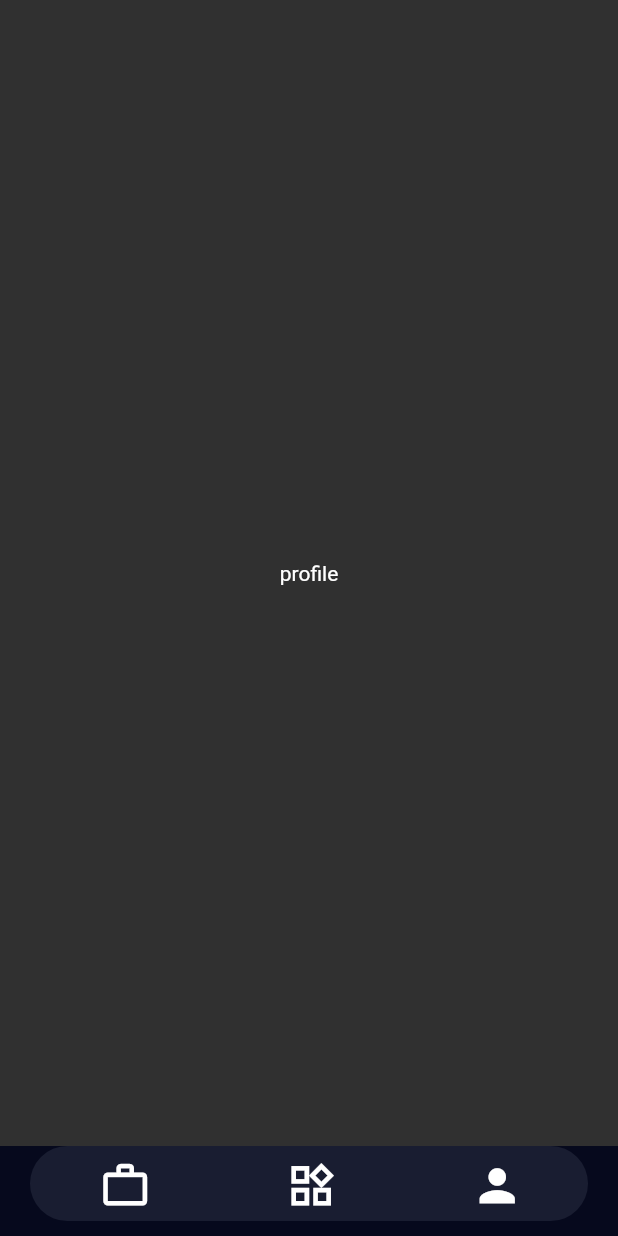
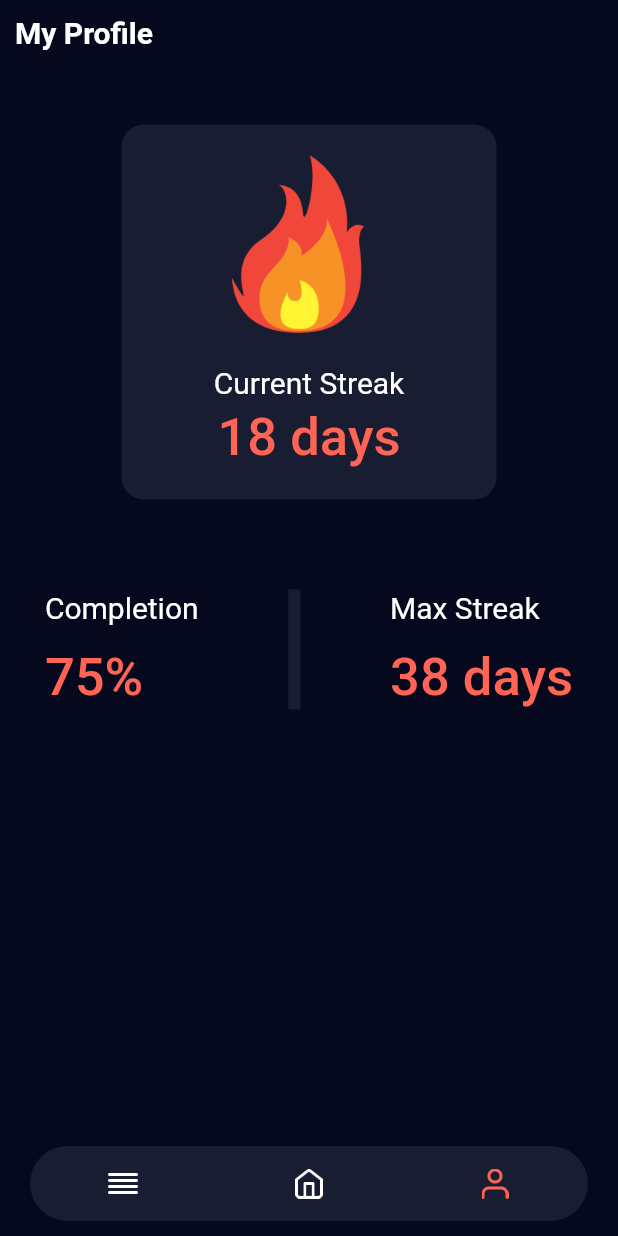
Before and after one commit to aakzsh/flaneur, a Flutter app: the screen it shows after launch, item 3 of the bottom bar chosen, on a phone screen of 412 x 824 dp. Run offline on Flutter 3.47's test engine with Material 2 defaults, Android fonts, the phone set to English and light mode, and no system bars.

Commit message:
work on screen ui

```diff
--- a/lib/screens/dashboard.dart
+++ b/lib/screens/dashboard.dart
@@ -1,3 +1,4 @@
+import 'package:flaneur/constants/colors.dart';
 import 'package:flutter/material.dart';
 
 class Dashboard extends StatefulWidget {
@@ -11,6 +12,7 @@ class _DashboardState extends State<Dashboard> {
   @override
   Widget build(BuildContext context) {
     return Scaffold(
+      backgroundColor: AppColors().bgclr,
       body: Center(child: Text("dashboard")),
     );
   }
--- a/lib/screens/home.dart
+++ b/lib/screens/home.dart
@@ -1,5 +1,6 @@
 import 'package:flaneur/constants/colors.dart';
 import 'package:flaneur/screens/dashboard.dart';
+import 'package:flaneur/screens/new.dart';
 import 'package:flaneur/screens/profile.dart';
 import 'package:flaneur/screens/quote.dart';
 import 'package:flutter/material.dart';
@@ -12,6 +13,7 @@ class Home extends StatefulWidget {
 }
 
 class _HomeState extends State<Home> {
+  Color accent = Color.fromRGBO(255, 100, 85, 1);
   int pageIndex = 1;
 
   final pages = [
@@ -43,17 +45,16 @@ class _HomeState extends State<Home> {
                       });
                     },
                     icon: pageIndex == 0
-                      ? const Icon(
-                          Icons.work_rounded,
+                        ? ImageIcon(
+                            AssetImage('assets/menu.png'),
+                            size: 20,
+                            color: accent,
+                          )
+                        : ImageIcon(
+                            AssetImage('assets/menu.png'),
+                            size: 20,
                             color: Colors.white,
-                          size: 35,
-                        )
-                      : const Icon(
-                          Icons.work_outline_outlined,
-                          color: Colors.white,
-                          size: 35,
-                        ),
-                ),
+                          )),
                 IconButton(
                     enableFeedback: false,
                     onPressed: () {
@@ -62,17 +63,16 @@ class _HomeState extends State<Home> {
                       });
                     },
                     icon: pageIndex == 1
-                      ? const Icon(
-                          Icons.widgets_rounded,
+                        ? ImageIcon(
+                            AssetImage('assets/home.png'),
+                            size: 20,
+                            color: accent,
+                          )
+                        : ImageIcon(
+                            AssetImage('assets/home.png'),
+                            size: 20,
                             color: Colors.white,
-                          size: 35,
-                        )
-                      : const Icon(
-                          Icons.widgets_outlined,
-                          color: Colors.white,
-                          size: 35,
-                        ),
-                ),
+                          )),
                 IconButton(
                     enableFeedback: false,
                     onPressed: () {
@@ -81,17 +81,16 @@ class _HomeState extends State<Home> {
                       });
                     },
                     icon: pageIndex == 2
-                      ? const Icon(
-                          Icons.person,
+                        ? ImageIcon(
+                            AssetImage('assets/user.png'),
+                            size: 20,
+                            color: accent,
+                          )
+                        : ImageIcon(
+                            AssetImage('assets/user.png'),
+                            size: 20,
                             color: Colors.white,
-                          size: 35,
-                        )
-                      : const Icon(
-                          Icons.person_outline,
-                          color: Colors.white,
-                          size: 35,
-                        ),
-                ),
+                          )),
               ],
             ),
           ),
--- /dev/null
+++ b/lib/screens/new.dart
@@ -0,0 +1,56 @@
+import 'package:flaneur/constants/colors.dart';
+import 'package:flutter/material.dart';
+
+class New extends StatefulWidget {
+  const New({Key? key}) : super(key: key);
+
+  @override
+  State<New> createState() => _NewState();
+}
+
+class _NewState extends State<New> {
+  double height = 100;
+  @override
+  Widget build(BuildContext context) {
+    double w = MediaQuery.of(context).size.width;
+    return Scaffold(
+      backgroundColor: AppColors().bgclr,
+      body: Column(
+        crossAxisAlignment: CrossAxisAlignment.center,
+        mainAxisAlignment: MainAxisAlignment.center,
+        children: <Widget>[
+          Stack(
+            children: <Widget>[
+              AnimatedContainer(
+                duration: Duration(seconds: 3),
+                height: height,
+                child: Container(height: 0, width: 200, color: Colors.blue),
+              ),
+              Column(
+                children: <Widget>[
+                  Center(
+                      child: InkWell(
+                    child: Image.asset(
+                      "assets/camera.png",
+                      width: w - 60,
+                    ),
+                    onTap: () {
+                      setState(() => height = 200);
+                    },
+                  )),
+                  SizedBox(
+                    height: 20,
+                  ),
+                  Text(
+                    "Press the lens to enter your new task",
+                    style: TextStyle(fontSize: 20),
+                  )
+                ],
+              )
+            ],
+          )
+        ],
+      ),
+    );
+  }
+}
--- a/lib/screens/profile.dart
+++ b/lib/screens/profile.dart
@@ -1,3 +1,4 @@
+import 'package:flaneur/constants/colors.dart';
 import 'package:flutter/material.dart';
 
 class Profile extends StatefulWidget {
@@ -11,7 +12,107 @@ class _ProfileState extends State<Profile> {
   @override
   Widget build(BuildContext context) {
     return Scaffold(
-      body: Center(child: Text("profile")),
-    );
+        backgroundColor: AppColors().bgclr,
+        body: SafeArea(
+            child: Column(
+          children: <Widget>[
+            Padding(
+              padding: EdgeInsets.all(10),
+              child: Align(
+                alignment: Alignment.centerLeft,
+                child: Text("My Profile",
+                    style:
+                        TextStyle(fontWeight: FontWeight.w700, fontSize: 20)),
+              ),
+            ),
+            SizedBox(
+              height: 40,
+            ),
+            Container(
+              height: 250,
+              width: 250,
+              decoration: BoxDecoration(
+                  color: AppColors().secondary,
+                  borderRadius: BorderRadius.circular(15)),
+              child: Column(
+                mainAxisAlignment: MainAxisAlignment.center,
+                children: [
+                  Image.asset(
+                    'assets/fire.png',
+                    height: 120,
+                  ),
+                  SizedBox(
+                    height: 20,
+                  ),
+                  Text(
+                    "Current Streak",
+                    style: TextStyle(fontSize: 20),
+                  ),
+                  SizedBox(
+                    height: 5,
+                  ),
+                  Text(
+                    "18 days",
+                    style: TextStyle(
+                        fontSize: 35,
+                        fontWeight: FontWeight.w500,
+                        color: AppColors().accent),
+                  )
+                ],
+              ),
+            ),
+            SizedBox(
+              height: 60,
+            ),
+            Row(
+              mainAxisAlignment: MainAxisAlignment.spaceAround,
+              children: <Widget>[
+                Column(
+                  crossAxisAlignment: CrossAxisAlignment.start,
+                  children: <Widget>[
+                    Text(
+                      "Completion",
+                      style: TextStyle(fontSize: 20),
+                    ),
+                    SizedBox(
+                      height: 15,
+                    ),
+                    Text(
+                      "75%",
+                      style: TextStyle(
+                          fontSize: 35,
+                          fontWeight: FontWeight.w500,
+                          color: AppColors().accent),
+                    ),
+                  ],
+                ),
+                Container(
+                  color: AppColors().secondary,
+                  width: 8,
+                  height: 80,
+                ),
+                Column(
+                  crossAxisAlignment: CrossAxisAlignment.start,
+                  children: <Widget>[
+                    Text(
+                      "Max Streak",
+                      style: TextStyle(fontSize: 20),
+                    ),
+                    SizedBox(
+                      height: 15,
+                    ),
+                    Text(
+                      "38 days",
+                      style: TextStyle(
+                          fontSize: 35,
+                          fontWeight: FontWeight.w500,
+                          color: AppColors().accent),
+                    ),
+                  ],
+                ),
+              ],
+            )
+          ],
+        )));
   }
 }
--- a/lib/screens/quote.dart
+++ b/lib/screens/quote.dart
@@ -23,9 +23,8 @@ class _QuoteState extends State<Quote> {
           height: 250,
           width: 250,
           decoration: BoxDecoration(
-              color: Colors.white,
-              image: DecorationImage(
-                  image: AssetImage('assets/aes.png'), fit: BoxFit.cover)),
+            color: Colors.white,
+          ),
           child: Padding(
             padding: EdgeInsets.only(
               left: 20,
@@ -34,7 +33,17 @@ class _QuoteState extends State<Quote> {
               bottom: 40,
             ),
             child: Container(
-              color: Colors.black,
+              child: Center(
+                child: Text(
+                  "some random quote here lmao jejehehhe ehehe whwh",
+                  textAlign: TextAlign.center,
+                  style: TextStyle(fontStyle: FontStyle.italic),
+                ),
+              ),
+              decoration: BoxDecoration(
+                  color: Colors.black,
+                  image: DecorationImage(
+                      image: AssetImage('assets/aes.png'), fit: BoxFit.cover)),
             ),
           ),
         )),
```
Also changed, not shown: assets/fire.png (added). Lines whose indentation alone changed are shown as unchanged.
